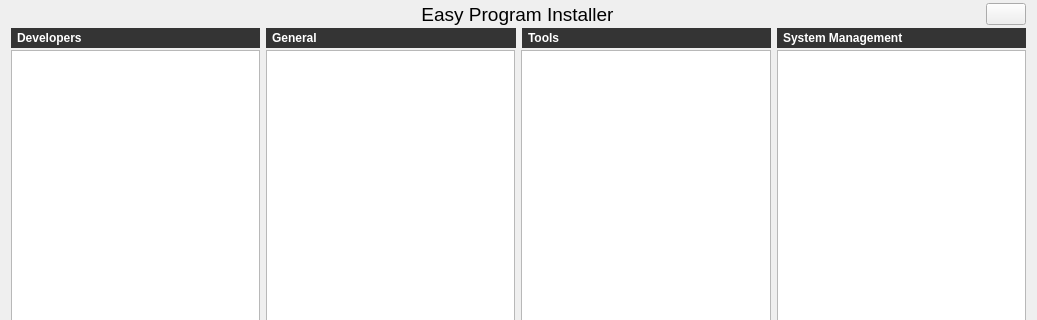
First picture: the form in mainwindow.ui, repository eminfedar/easyprograminstaller, before the edit; both pictures show x 0 to 1037 and y 0 to 320 of the 1037 by 579 pixel window.
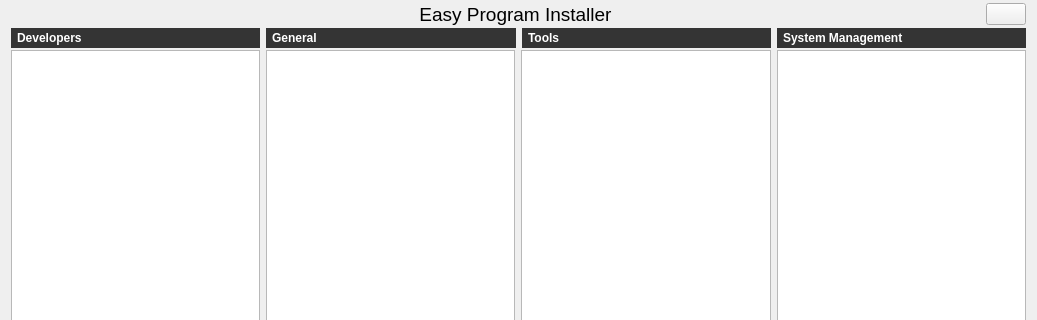
Second picture: the form after the edit. Icons and pictures are not drawn.

The edit to the form file:
```diff
--- a/mainwindow.ui
+++ b/mainwindow.ui
@@ -37,7 +37,7 @@
         </property>
         <property name="sizeHint" stdset="0">
          <size>
-          <width>44</width>
+          <width>40</width>
           <height>20</height>
          </size>
         </property>
```
Left out of the diff: 2 changed lines with no effect on the pictures.
